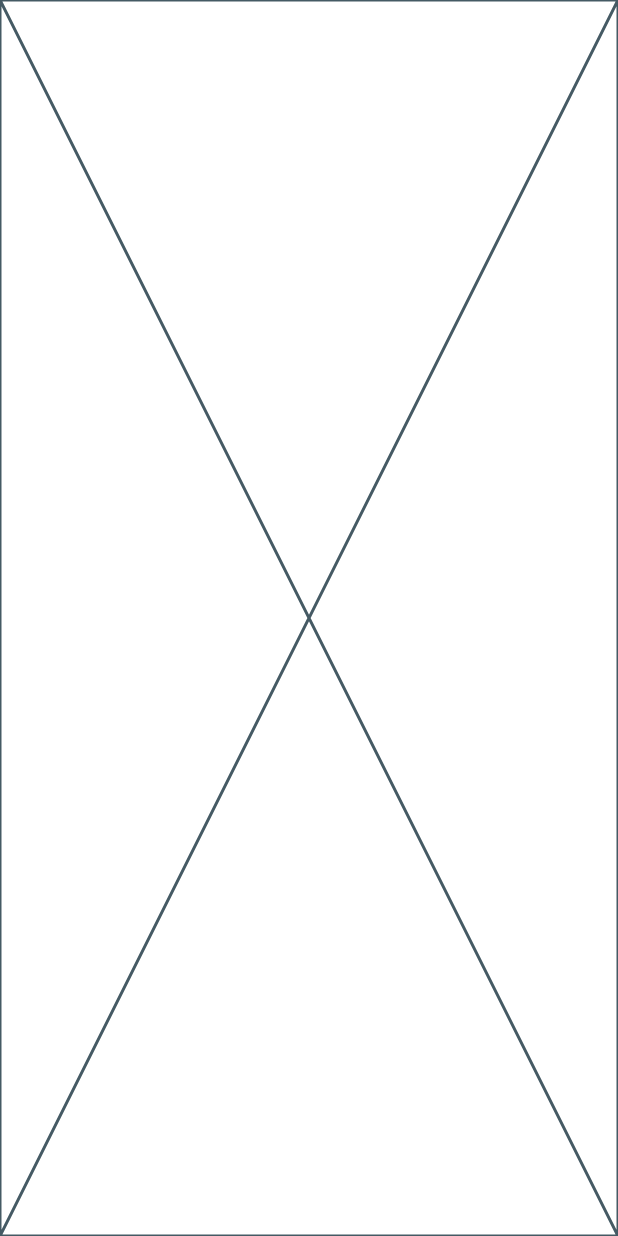
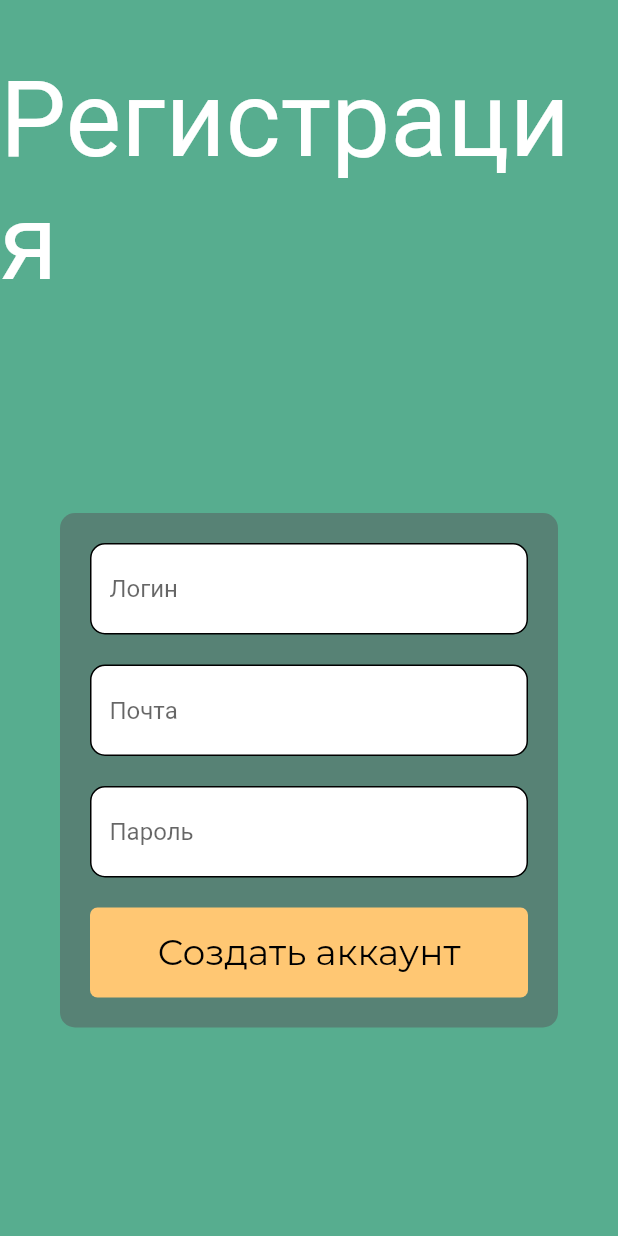
Before and after one commit to 06ED/ethereal_mobile_app, a Flutter app: the screen it shows after launch, after a tap on "Создать аккаунт", on a phone screen of 412 x 824 dp. Run offline on Flutter 3.47's test engine with Material 2 defaults, Android fonts, the phone set to English and light mode, and no system bars; our stand-ins replace bloc, flutter_bloc, flutter_keyboard_visibility; project files that could hold a hidden picture were left out.

Commit message:
Started creating login logic

```diff
--- a/lib/ui/routes/login.dart
+++ b/lib/ui/routes/login.dart
@@ -1,5 +1,7 @@
+import 'package:ethereal_app/bloc/login_bloc.dart';
 import 'package:ethereal_app/ui/widgets/form.dart';
 import 'package:flutter/material.dart';
+import 'package:flutter_bloc/flutter_bloc.dart';
 import 'package:flutter_keyboard_visibility/flutter_keyboard_visibility.dart';
 
 class Login extends StatefulWidget {
@@ -10,6 +12,7 @@ class Login extends StatefulWidget {
 }
 
 class _LoginState extends State<Login> {
+  final _formKey = GlobalKey<_LoginState>();
   bool _visible = true;
 
   @override
@@ -22,8 +25,13 @@ class _LoginState extends State<Login> {
 
   @override
   Widget build(BuildContext context) {
-    return MaterialApp(
-      home: Scaffold(
+    return BlocProvider(
+        create: (context) => LoginBloc(), child: _buildLoginWidget());
+  }
+
+  Widget _buildLoginWidget() {
+    return BlocConsumer<LoginBloc, LoginState>(
+        builder: (context, state) => Scaffold(
               backgroundColor: const Color.fromARGB(255, 87, 173, 143),
               body: Column(
                 mainAxisAlignment: MainAxisAlignment.spaceEvenly,
@@ -40,7 +48,8 @@ class _LoginState extends State<Login> {
                     decoration: const BoxDecoration(
                         borderRadius: BorderRadius.all(Radius.circular(10)),
                         color: Color.fromARGB(255, 87, 130, 117)),
-              margin: const EdgeInsets.symmetric(vertical: 100, horizontal: 40),
+                    margin: const EdgeInsets.symmetric(
+                        vertical: 100, horizontal: 40),
                     padding: const EdgeInsets.all(20),
                     child: Wrap(
                       runSpacing: 20,
@@ -50,7 +59,11 @@ class _LoginState extends State<Login> {
                         ValidateFormButton(
                           "Войти",
                           const Color.fromARGB(255, 255, 199, 115),
-                    onPressed: () {},
+                          onPressed: () {
+                            context
+                                .read<LoginBloc>()
+                                .add(LoginButtonTappedEvent("aaa"));
+                          },
                         ),
                         ValidateFormButton("Создать аккаунт", Colors.white,
                             onPressed: () =>
@@ -61,6 +74,7 @@ class _LoginState extends State<Login> {
                 ],
               ),
             ),
+        listener: (_, __) {}
     );
   }
 }
--- a/lib/ui/routes/register.dart
+++ b/lib/ui/routes/register.dart
@@ -1,5 +1,7 @@
 import 'package:flutter/material.dart';
+import 'package:flutter_keyboard_visibility/flutter_keyboard_visibility.dart';
 
+import '../widgets/form.dart';
 
 class Register extends StatefulWidget {
   const Register({Key? key}) : super(key: key);
@@ -9,8 +11,56 @@ class Register extends StatefulWidget {
 }
 
 class _RegisterState extends State<Register> {
+  bool _visible = true;
+
+  @override
+  void initState() {
+    KeyboardVisibilityController()
+        .onChange
+        .listen((bool visible) => setState(() => _visible = !visible));
+    super.initState();
+  }
+
   @override
   Widget build(BuildContext context) {
-    return const Placeholder();
+    return _buildRegisterWidget();
+  }
+
+  Widget _buildRegisterWidget() {
+    return Scaffold(
+      backgroundColor: const Color.fromARGB(255, 87, 173, 143),
+      body: Column(
+        mainAxisAlignment: MainAxisAlignment.spaceEvenly,
+        children: [
+          Visibility(
+            visible: _visible,
+            child: const Text("Регистрация",
+                style: TextStyle(
+                  color: Colors.white,
+                  fontSize: 70,
+                )),
+          ),
+          Container(
+            decoration: const BoxDecoration(
+                borderRadius: BorderRadius.all(Radius.circular(10)),
+                color: Color.fromARGB(255, 87, 130, 117)),
+            margin: const EdgeInsets.symmetric(vertical: 100, horizontal: 40),
+            padding: const EdgeInsets.all(20),
+            child: Wrap(
+              runSpacing: 20,
+              children: [
+                const InputFormField("Логин"),
+                const InputFormField("Почта"),
+                const InputFormField("Пароль"),
+                ValidateFormButton("Создать аккаунт",
+                    const Color.fromARGB(255, 255, 199, 115),
+                    onPressed: () =>
+                        Navigator.pushNamed(context, "/register")),
+              ],
+            ),
+          ),
+        ],
+      ),
+    );
   }
 }
```
Also changed, not shown: lib/bloc/login_bloc.dart (added, +23 -0 lines), lib/bloc/login_event.dart (added, +10 -0 lines), lib/bloc/login_state.dart (added, +12 -0 lines), pubspec.lock. Lines whose indentation alone changed are shown as unchanged.
